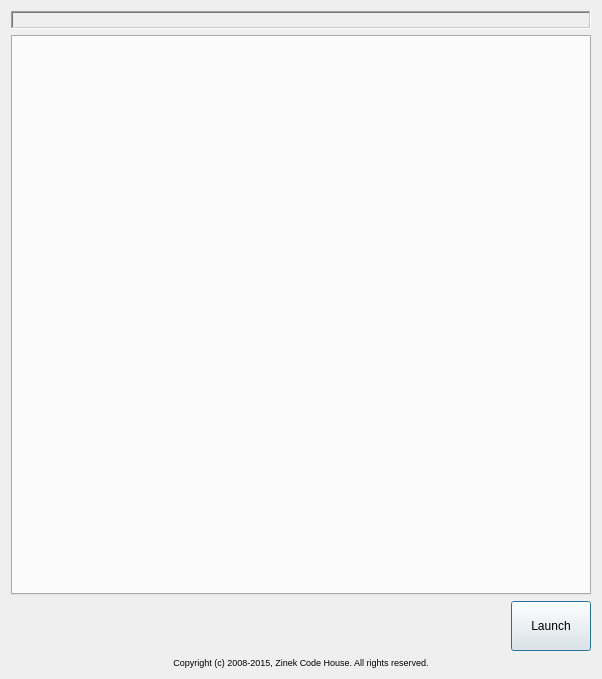
This is Source/ZELNLauncher/ZELNLauncherWindow.ui in orcun-gokbulut/ze as Qt 5 draws it before an edit. The edited form follows.
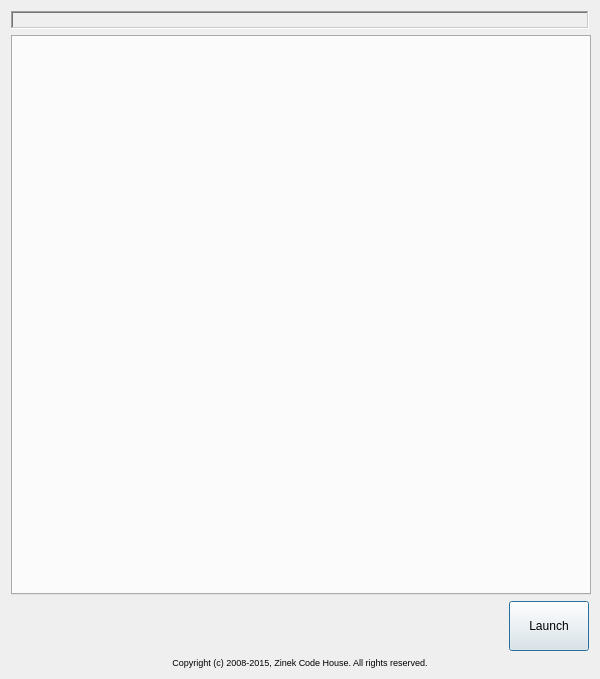
This is the edited form. Icons and pictures are not drawn.

Commit message: ADD: Saving and loading buttons has been added ZELNLicenseWidget. FIX: Fixed removable drive problems in ZEProtect. FIX: Infinity loop in ZEMLFormatXMLV1 has been fixed. ADD: New camera definition configuration properties has been added to ZETrainIG.

The edit to the form file:
```diff
--- a/Source/ZELNLauncher/ZELNLauncherWindow.ui
+++ b/Source/ZELNLauncher/ZELNLauncherWindow.ui
@@ -6,10 +6,22 @@
    <rect>
     <x>0</x>
     <y>0</y>
-    <width>602</width>
+    <width>600</width>
     <height>679</height>
    </rect>
   </property>
+  <property name="minimumSize">
+   <size>
+    <width>600</width>
+    <height>0</height>
+   </size>
+  </property>
+  <property name="maximumSize">
+   <size>
+    <width>600</width>
+    <height>16777215</height>
+   </size>
+  </property>
   <property name="windowTitle">
    <string>Zinek Launcher</string>
   </property>
```
The commit also changes 8 other files.
